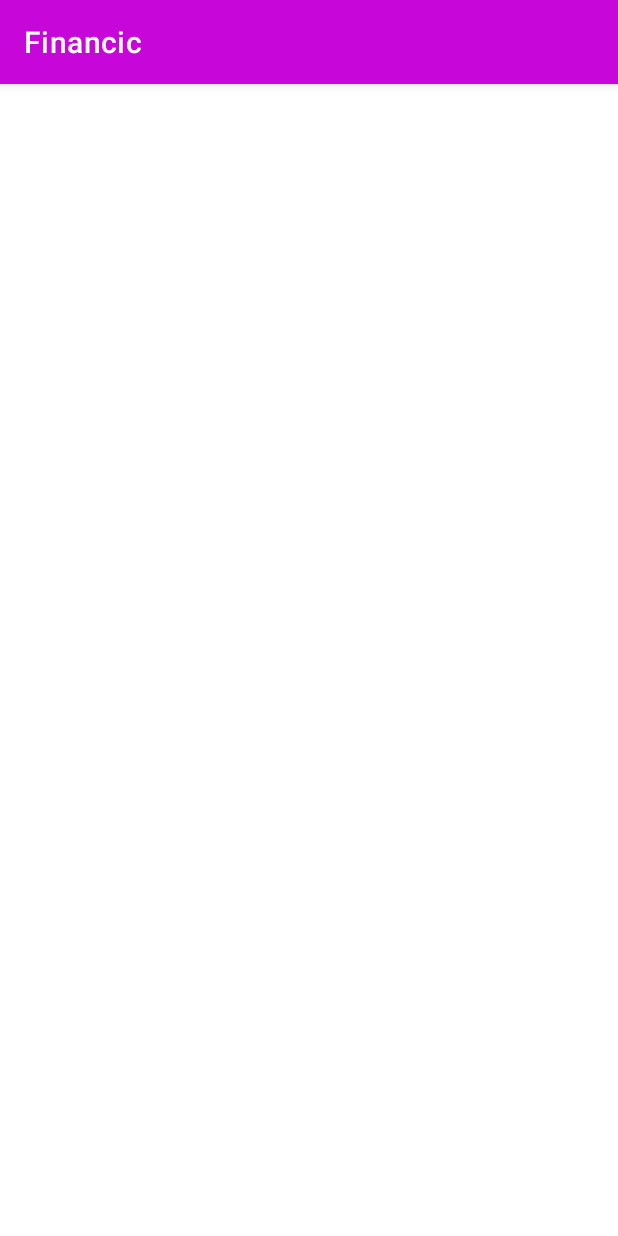
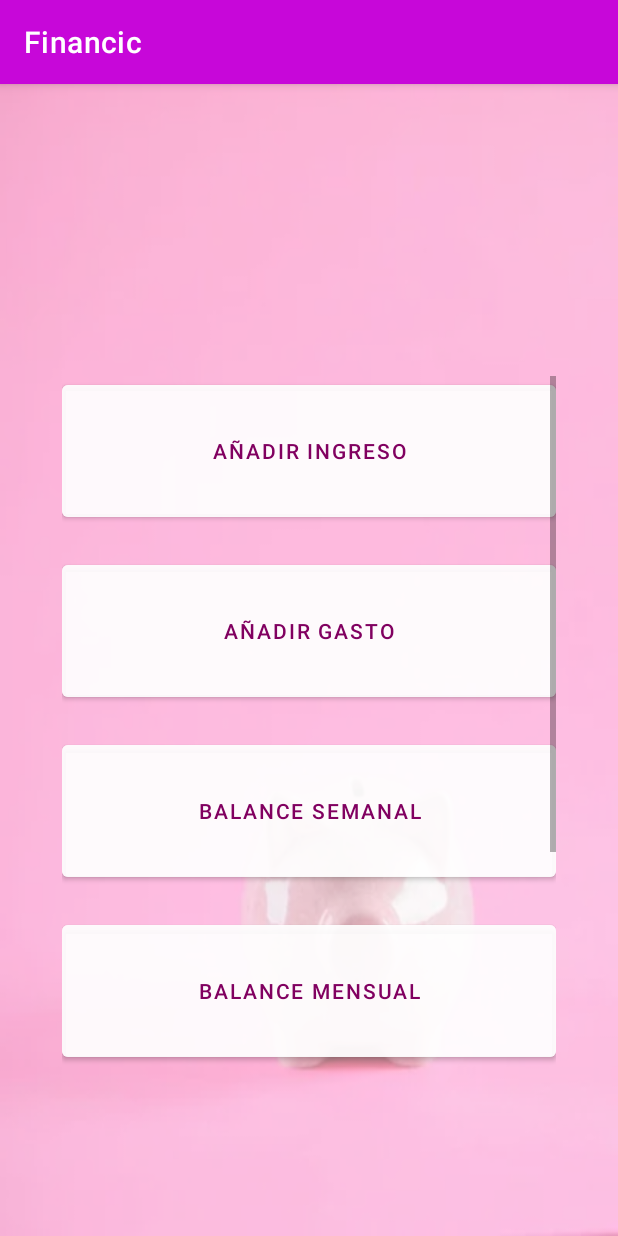
Before and after one commit to FcoJAA/Financic, an Android app: the MyProfile screen opened directly, with no data from a screen before it, on a phone screen of 412 x 824 dp. Run offline under Robolectric (Android 15) with nearby library versions, the phone set to English and light mode, and no system bars.

Commit message:
feat: add myprofile-screen

```diff
--- a/app/src/main/java/com/example/financic/MainActivity.java
+++ b/app/src/main/java/com/example/financic/MainActivity.java
@@ -7,12 +7,18 @@ import android.os.Bundle;
 import android.view.View;
 import android.widget.Toast;
 
+import com.google.firebase.auth.FirebaseAuth;
+
 public class MainActivity extends AppCompatActivity {
+
+    private FirebaseAuth mAuth;
 
     @Override
     protected void onCreate(Bundle savedInstanceState) {
         super.onCreate(savedInstanceState);
         setContentView(R.layout.activity_main);
+
+        mAuth = FirebaseAuth.getInstance();
     }
 
     public void changeToSignUp(View view){
@@ -26,13 +32,13 @@ public class MainActivity extends AppCompatActivity {
     }
 
     public void changeToProfile(View view){
-        /*if(mAuth.getCurrentUser() != null){
-            Intent i = new Intent(this, myprofile.class);
+        if(mAuth.getCurrentUser() != null){
+            Intent i = new Intent(this, MyProfile.class);
             startActivity(i);
         }else {
             Toast.makeText(this, "Debe iniciar sesion primero", Toast.LENGTH_SHORT).show();
             Intent i = new Intent(this, login.class);
             startActivity(i);
-        }*/
+        }
     }
 }
--- a/app/src/main/res/layout/activity_my_profile.xml
+++ b/app/src/main/res/layout/activity_my_profile.xml
@@ -4,6 +4,90 @@
     xmlns:tools="http://schemas.android.com/tools"
     android:layout_width="match_parent"
     android:layout_height="match_parent"
+    android:background="@drawable/wallpaperfinancicopa"
     tools:context=".MyProfile">
 
+    <ScrollView
+        android:layout_width="329dp"
+        android:layout_height="471dp"
+        app:layout_constraintBottom_toBottomOf="parent"
+        app:layout_constraintEnd_toEndOf="parent"
+        app:layout_constraintStart_toStartOf="parent"
+        app:layout_constraintTop_toTopOf="parent"
+        app:layout_constraintVertical_bias="0.657">
+
+        <LinearLayout
+            android:layout_width="match_parent"
+            android:layout_height="wrap_content"
+            android:orientation="vertical">
+
+            <Button
+                android:id="@+id/button7"
+                android:layout_width="match_parent"
+                android:layout_height="100sp"
+                android:backgroundTint="#BAFFFFFF"
+                android:text="Añadir Ingreso"
+                android:textColor="#810060" />
+
+            <Space
+                android:layout_width="match_parent"
+                android:layout_height="20sp" />
+
+            <Button
+                android:id="@+id/button8"
+                android:layout_width="match_parent"
+                android:layout_height="100sp"
+                android:backgroundTint="#BAFFFFFF"
+                android:text="Añadir Gasto"
+                android:textColor="#810060" />
+
+            <Space
+                android:layout_width="match_parent"
+                android:layout_height="20sp" />
+
+            <Button
+                android:id="@+id/button9"
+                android:layout_width="match_parent"
+                android:layout_height="100sp"
+                android:backgroundTint="#BAFFFFFF"
+                android:text="Balance semanal"
+                android:textColor="#810060" />
+
+            <Space
+                android:layout_width="match_parent"
+                android:layout_height="20sp" />
+
+            <Button
+                android:id="@+id/button10"
+                android:layout_width="match_parent"
+                android:layout_height="100sp"
+                android:backgroundTint="#BAFFFFFF"
+                android:text="Balance Mensual"
+                android:textColor="#810060" />
+
+            <Space
+                android:layout_width="match_parent"
+                android:layout_height="20sp" />
+
+            <Button
+                android:id="@+id/button11"
+                android:layout_width="match_parent"
+                android:layout_height="100sp"
+                android:backgroundTint="#BAFFFFFF"
+                android:text="Balance anual"
+                android:textColor="#810060" />
+
+            <Space
+                android:layout_width="match_parent"
+                android:layout_height="20sp" />
+
+            <Button
+                android:id="@+id/button12"
+                android:layout_width="match_parent"
+                android:layout_height="100sp"
+                android:backgroundTint="#BAFFFFFF"
+                android:text="Crear PDF personalizado"
+                android:textColor="#810060" />
+        </LinearLayout>
+    </ScrollView>
 </androidx.constraintlayout.widget.ConstraintLayout>
```
